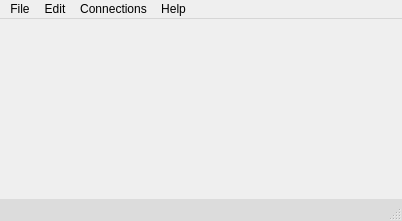
First picture: the form in gsmmanager/MainWindow.ui, repository a-ilin/wwaneric, before the edit.
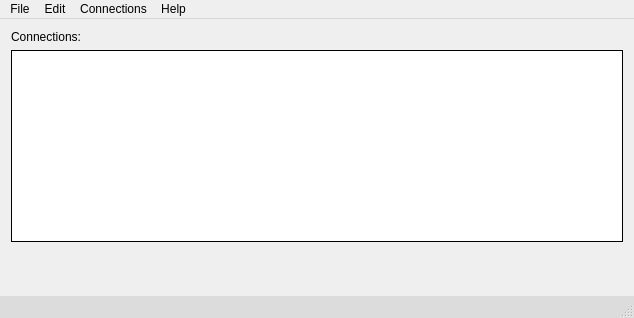
Second picture: the form after the edit. Icons and pictures are not drawn.

What changed in the file:
```diff
--- a/gsmmanager/MainWindow.ui
+++ b/gsmmanager/MainWindow.ui
@@ -6,8 +6,8 @@
    <rect>
     <x>0</x>
     <y>0</y>
-    <width>402</width>
-    <height>221</height>
+    <width>634</width>
+    <height>318</height>
    </rect>
   </property>
   <property name="windowTitle">
@@ -44,16 +44,82 @@
 
 </string>
   </property>
-  <property name="dockNestingEnabled">
-   <bool>true</bool>
-  </property>
-  <widget class="QWidget" name="centralWidget"/>
+  <widget class="QWidget" name="centralWidget">
+   <layout class="QVBoxLayout" name="verticalLayout">
+    <item>
+     <widget class="QLabel" name="labelConnections">
+      <property name="text">
+       <string>Connections:</string>
+      </property>
+     </widget>
+    </item>
+    <item>
+     <widget class="QTableWidget" name="connectionsWidget">
+      <property name="frameShape">
+       <enum>QFrame::Box</enum>
+      </property>
+      <property name="frameShadow">
+       <enum>QFrame::Plain</enum>
+      </property>
+      <property name="editTriggers">
+       <set>QAbstractItemView::NoEditTriggers</set>
+      </property>
+      <property name="alternatingRowColors">
+       <bool>true</bool>
+      </property>
+      <property name="selectionMode">
+       <enum>QAbstractItemView::SingleSelection</enum>
+      </property>
+      <property name="selectionBehavior">
+       <enum>QAbstractItemView::SelectRows</enum>
+      </property>
+      <property name="iconSize">
+       <size>
+        <width>24</width>
+        <height>24</height>
+       </size>
+      </property>
+      <property name="showGrid">
+       <bool>false</bool>
+      </property>
+      <property name="wordWrap">
+       <bool>false</bool>
+      </property>
+      <property name="cornerButtonEnabled">
+       <bool>false</bool>
+      </property>
+      <attribute name="horizontalHeaderVisible">
+       <bool>false</bool>
+      </attribute>
+      <attribute name="horizontalHeaderStretchLastSection">
+       <bool>true</bool>
+      </attribute>
+      <attribute name="verticalHeaderVisible">
+       <bool>false</bool>
+      </attribute>
+     </widget>
+    </item>
+    <item>
+     <spacer name="verticalSpacer">
+      <property name="orientation">
+       <enum>Qt::Vertical</enum>
+      </property>
+      <property name="sizeHint" stdset="0">
+       <size>
+        <width>20</width>
+        <height>40</height>
+       </size>
+      </property>
+     </spacer>
+    </item>
+   </layout>
+  </widget>
   <widget class="QMenuBar" name="menuBar">
    <property name="geometry">
     <rect>
      <x>0</x>
      <y>0</y>
-     <width>402</width>
+     <width>634</width>
      <height>18</height>
     </rect>
    </property>
```
Left out of the diff: 32 changed lines with no effect on the pictures.
